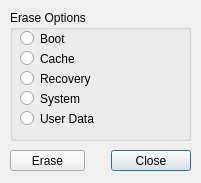
Qt form AndroidMultiTool/dialogerase.ui (lexpaval/LxMultiTool) before a commit.
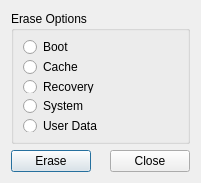
The same form after that commit. Icons and pictures are not drawn.

Commit message:
[all] Use layouts
Better UI cohesion and all menus with tables can now be resized.

```diff
--- a/AndroidMultiTool/dialogerase.ui
+++ b/AndroidMultiTool/dialogerase.ui
@@ -25,109 +25,53 @@
   <property name="windowTitle">
    <string>Erase Menu</string>
   </property>
-  <widget class="QDialogButtonBox" name="buttonBox">
-   <property name="geometry">
-    <rect>
-     <x>110</x>
-     <y>150</y>
-     <width>81</width>
-     <height>21</height>
-    </rect>
-   </property>
-   <property name="orientation">
-    <enum>Qt::Horizontal</enum>
-   </property>
-   <property name="standardButtons">
-    <set>QDialogButtonBox::Close</set>
-   </property>
-  </widget>
+  <layout class="QGridLayout" name="gridLayout">
+   <item row="0" column="0" colspan="2">
   <widget class="QGroupBox" name="groupBox">
-   <property name="geometry">
-    <rect>
-     <x>10</x>
-     <y>10</y>
-     <width>181</width>
-     <height>131</height>
-    </rect>
-   </property>
    <property name="title">
     <string>Erase Options</string>
    </property>
+     <layout class="QVBoxLayout" name="verticalLayout">
+      <item>
    <widget class="QRadioButton" name="boot_radioButton">
-    <property name="geometry">
-     <rect>
-      <x>10</x>
-      <y>20</y>
-      <width>131</width>
-      <height>17</height>
-     </rect>
-    </property>
     <property name="text">
      <string>Boot</string>
     </property>
    </widget>
-   <widget class="QRadioButton" name="recovery_radioButton">
-    <property name="geometry">
-     <rect>
-      <x>10</x>
-      <y>60</y>
-      <width>131</width>
-      <height>17</height>
-     </rect>
-    </property>
-    <property name="text">
-     <string>Recovery</string>
-    </property>
-   </widget>
-   <widget class="QRadioButton" name="data_radioButton">
-    <property name="geometry">
-     <rect>
-      <x>10</x>
-      <y>100</y>
-      <width>131</width>
-      <height>17</height>
-     </rect>
-    </property>
-    <property name="text">
-     <string>User Data</string>
-    </property>
-   </widget>
+      </item>
+      <item>
    <widget class="QRadioButton" name="cache_radioButton">
-    <property name="geometry">
-     <rect>
-      <x>10</x>
-      <y>40</y>
-      <width>121</width>
-      <height>17</height>
-     </rect>
-    </property>
     <property name="text">
      <string>Cache</string>
     </property>
    </widget>
+      </item>
+      <item>
+       <widget class="QRadioButton" name="recovery_radioButton">
+        <property name="text">
+         <string>Recovery</string>
+        </property>
+       </widget>
+      </item>
+      <item>
    <widget class="QRadioButton" name="system_radioButton">
-    <property name="geometry">
-     <rect>
-      <x>10</x>
-      <y>80</y>
-      <width>82</width>
-      <height>17</height>
-     </rect>
-    </property>
     <property name="text">
      <string>System</string>
     </property>
    </widget>
-  </widget>
+      </item>
+      <item>
+       <widget class="QRadioButton" name="data_radioButton">
+        <property name="text">
+         <string>User Data</string>
+        </property>
+       </widget>
+      </item>
+     </layout>
+    </widget>
+   </item>
+   <item row="1" column="0">
   <widget class="QPushButton" name="eraseButton">
-   <property name="geometry">
-    <rect>
-     <x>10</x>
-     <y>150</y>
-     <width>75</width>
-     <height>21</height>
-    </rect>
-   </property>
    <property name="text">
     <string>Erase</string>
    </property>
@@ -142,6 +86,18 @@
     </size>
    </property>
   </widget>
+   </item>
+   <item row="1" column="1">
+    <widget class="QDialogButtonBox" name="buttonBox">
+     <property name="orientation">
+      <enum>Qt::Horizontal</enum>
+     </property>
+     <property name="standardButtons">
+      <set>QDialogButtonBox::Close</set>
+     </property>
+    </widget>
+   </item>
+  </layout>
  </widget>
  <resources>
   <include location="icons.qrc"/>
```
Lines whose indentation alone changed are shown as unchanged. The commit also changes 8 other files.
